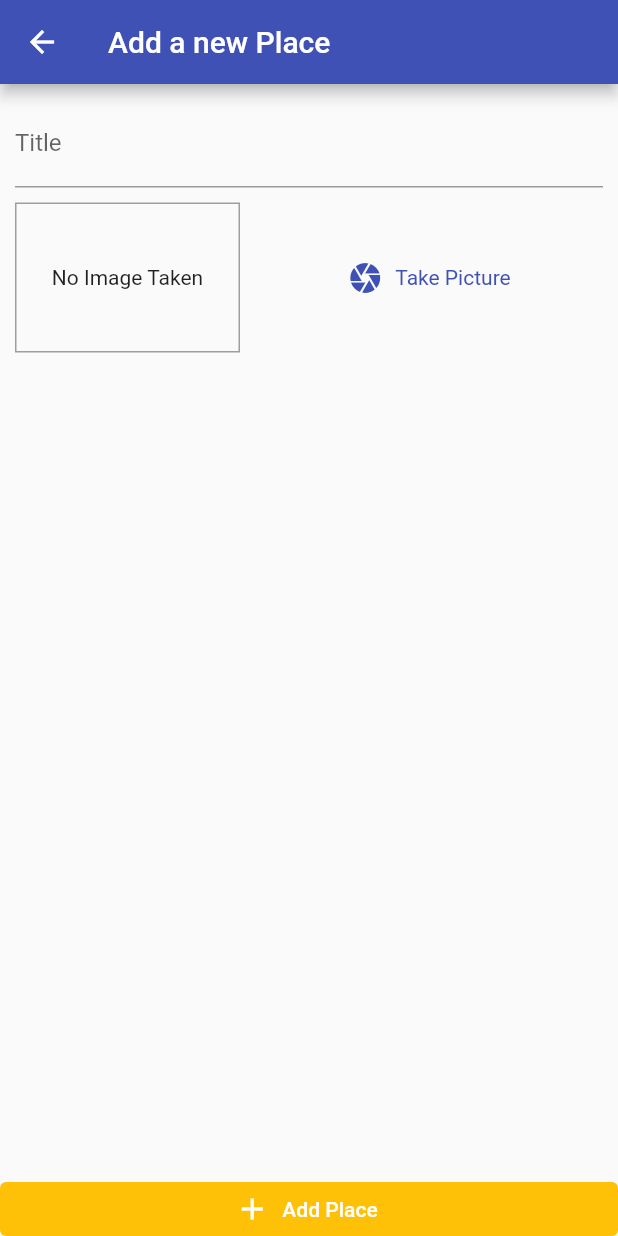
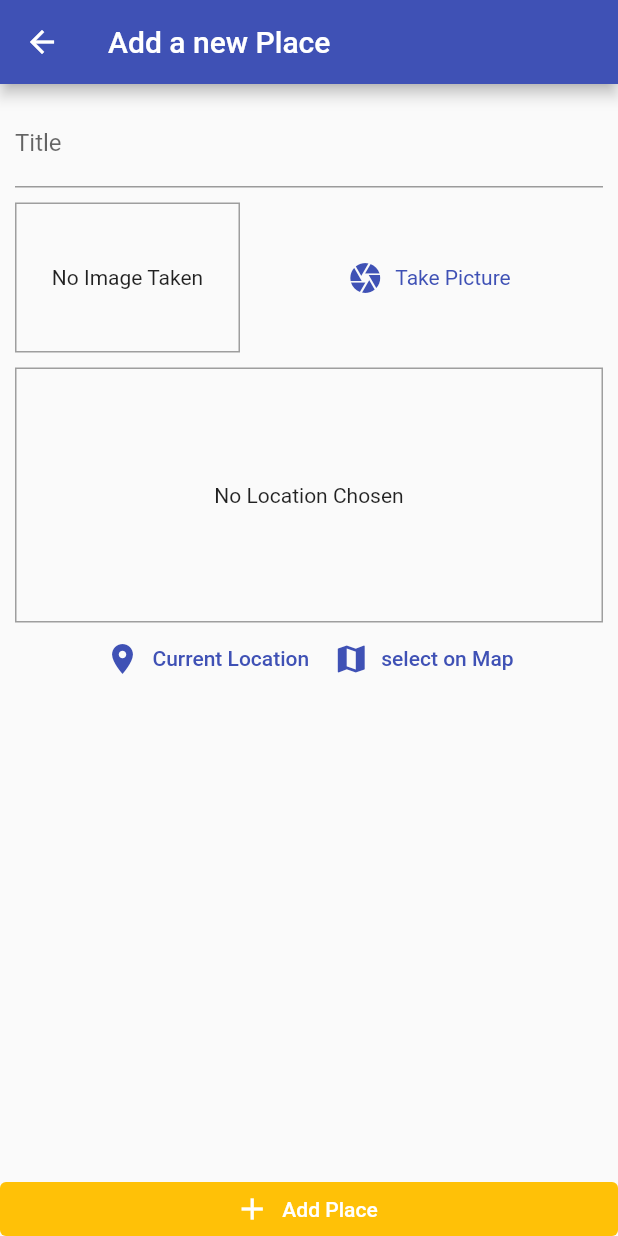
Before and after one commit to Harrytimbog/flutter_venue_finder, a Flutter app: the AddPlaceScreen screen opened by its route, on a phone screen of 412 x 824 dp. Run offline on Flutter 3.47's test engine with Material 2 defaults, Android fonts, the light colour scheme and no system bars; our stand-ins replace image_picker, sqflite; accounts and stored records are empty.

Commit message:
Adding a Location Input & The location Package

```diff
--- a/lib/screens/add_place_screen.dart
+++ b/lib/screens/add_place_screen.dart
@@ -3,6 +3,7 @@ import 'dart:io';
 import 'package:flutter/material.dart';
 import 'package:provider/provider.dart';
 import '../widgets/image_input.dart';
+import '../widgets/location_input.dart';
 import '../providers/great_places.dart';
 
 class AddPlaceScreen extends StatefulWidget {
@@ -53,6 +54,10 @@ class _AddPlaceScreenState extends State<AddPlaceScreen> {
                       height: 10,
                     ),
                     ImageInput(_selectImage),
+                    const SizedBox(
+                      height: 10,
+                    ),
+                    const LocationInput()
                   ],
                 ),
               ),
--- /dev/null
+++ b/lib/widgets/location_input.dart
@@ -0,0 +1,55 @@
+import 'package:flutter/material.dart';
+import 'package:flutter/src/foundation/key.dart';
+import 'package:flutter/src/widgets/container.dart';
+import 'package:flutter/src/widgets/framework.dart';
+
+class LocationInput extends StatelessWidget {
+  const LocationInput({Key key}) : super(key: key);
+
+  @override
+  Widget build(BuildContext context) {
+    String _previewImageUrl;
+
+    return Column(
+      children: [
+        Container(
+          height: 170,
+          width: double.infinity,
+          alignment: Alignment.center,
+          decoration: BoxDecoration(
+            border: Border.all(width: 1, color: Colors.grey),
+          ),
+          child: _previewImageUrl == null
+              ? const Text(
+                  'No Location Chosen',
+                  textAlign: TextAlign.center,
+                )
+              : Image.network(
+                  _previewImageUrl,
+                  fit: BoxFit.cover,
+                  width: double.infinity,
+                ),
+        ),
+        Row(
+          mainAxisAlignment: MainAxisAlignment.center,
+          children: [
+            TextButton.icon(
+              onPressed: () {},
+              icon: const Icon(Icons.location_on),
+              label: const Text('Current Location'),
+              style: TextButton.styleFrom(
+                  foregroundColor: Theme.of(context).colorScheme.primary),
+            ),
+            TextButton.icon(
+              onPressed: () {},
+              icon: const Icon(Icons.map),
+              label: const Text('select on Map'),
+              style: TextButton.styleFrom(
+                  foregroundColor: Theme.of(context).colorScheme.primary),
+            )
+          ],
+        )
+      ],
+    );
+  }
+}
--- a/pubspec.yaml
+++ b/pubspec.yaml
@@ -41,6 +41,7 @@ dependencies:
   path_provider: ^2.0.11
   path: ^1.8.2
   sqflite: ^2.2.3
+  location: ^4.4.0
 
 dev_dependencies:
   flutter_test:
```
Also changed, not shown: pubspec.lock, 3 other files.
